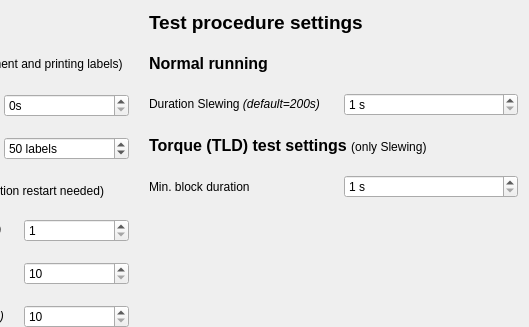
davidsenoner/emec-drv-canopen-tester, file app/ui/settings_diag.ui: the form before one commit; both pictures show x 152 to 681 and y 0 to 327 of the 681 by 674 pixel window.
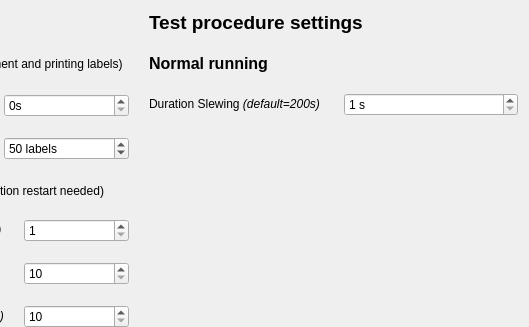
The form after the commit.

Commit message: feat: add blocked currents to label fix: issues with new feature about TLD block current detection feat: recognize TLD blocked when first current value is above setting

What changed in the file:
```diff
--- a/app/ui/settings_diag.ui
+++ b/app/ui/settings_diag.ui
@@ -304,37 +304,6 @@
        </item>
       </layout>
      </item>
-     <item>
-      <widget class="QLabel" name="label_18">
-       <property name="text">
-        <string>&lt;html&gt;&lt;head/&gt;&lt;body&gt;&lt;p&gt;&lt;span style=&quot; font-size:12pt; font-weight:600;&quot;&gt;Torque (TLD) test settings &lt;/span&gt;(only Slewing)&lt;/p&gt;&lt;/body&gt;&lt;/html&gt;</string>
-       </property>
-      </widget>
-     </item>
-     <item>
-      <layout class="QGridLayout" name="gridLayout_6">
-       <item row="0" column="1">
-        <widget class="QSpinBox" name="sb_min_block_duration">
-         <property name="suffix">
-          <string> s</string>
-         </property>
-         <property name="minimum">
-          <number>1</number>
-         </property>
-         <property name="maximum">
-          <number>1200</number>
-         </property>
-        </widget>
-       </item>
-       <item row="0" column="0">
-        <widget class="QLabel" name="label_17">
-         <property name="text">
-          <string>Min. block duration</string>
-         </property>
-        </widget>
-       </item>
-      </layout>
-     </item>
      <item>
       <spacer name="verticalSpacer">
        <property name="orientation">
```
The commit also changes 6 other files.
